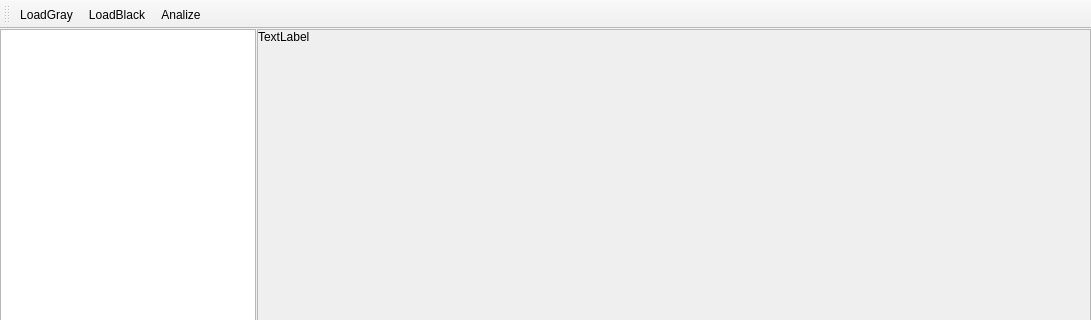
BIVNRD/BIVN_QA_PHAN_TICH_LOI_SOC, file BIVN_QA_PHAN_TICH_LOI_SOC/mainwindow.ui: the form before one commit; both pictures show x 0 to 1091 and y 0 to 320 of the 1091 by 600 pixel window.
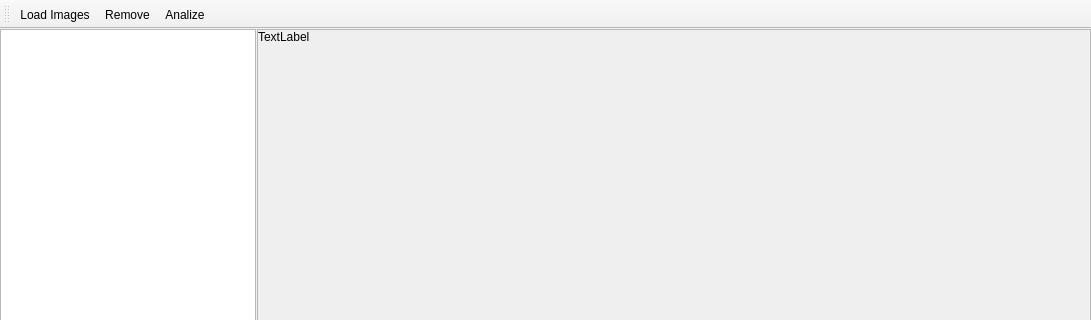
The form after the commit.

Diff of the .ui file:
```diff
--- a/BIVN_QA_PHAN_TICH_LOI_SOC/mainwindow.ui
+++ b/BIVN_QA_PHAN_TICH_LOI_SOC/mainwindow.ui
@@ -103,13 +103,13 @@
     <bool>false</bool>
    </attribute>
    <addaction name="actionLoadGray"/>
-   <addaction name="actionLoadBlack"/>
+   <addaction name="actionRemove"/>
    <addaction name="actionAnalize"/>
   </widget>
   <widget class="QStatusBar" name="statusBar"/>
   <action name="actionLoadGray">
    <property name="text">
-    <string>LoadGray</string>
+    <string>Load Images</string>
    </property>
   </action>
   <action name="actionLoadBlack">
@@ -122,6 +122,11 @@
     <string>Analize</string>
    </property>
   </action>
+  <action name="actionRemove">
+   <property name="text">
+    <string>Remove</string>
+   </property>
+  </action>
  </widget>
  <resources/>
  <connections/>
```
